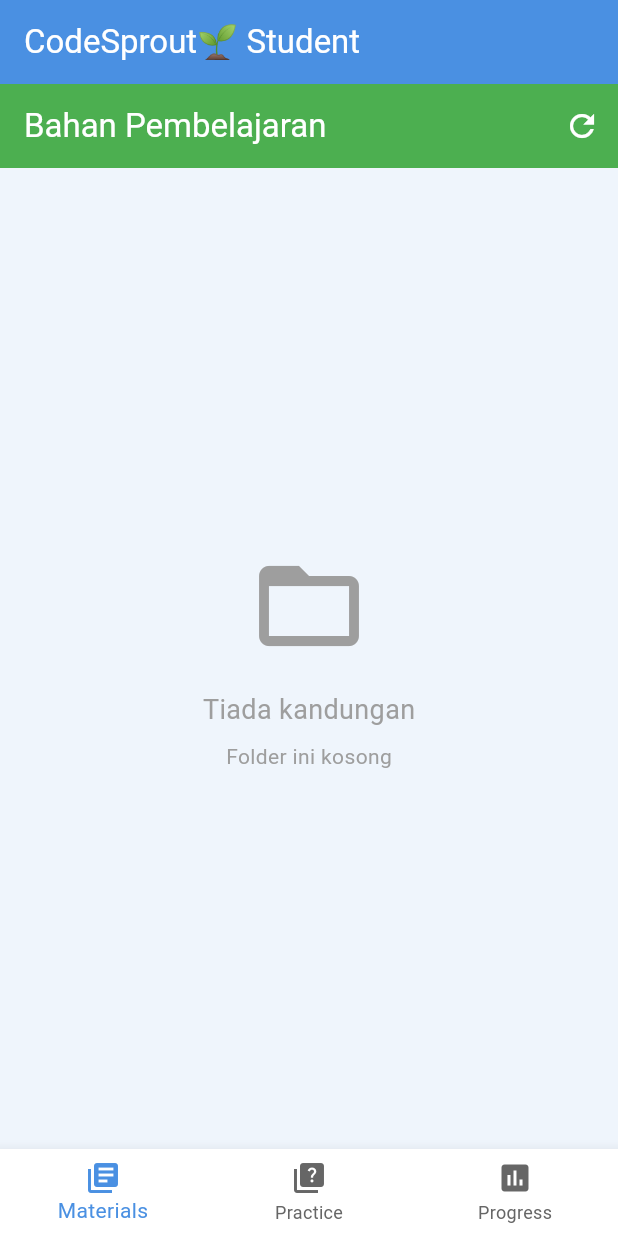
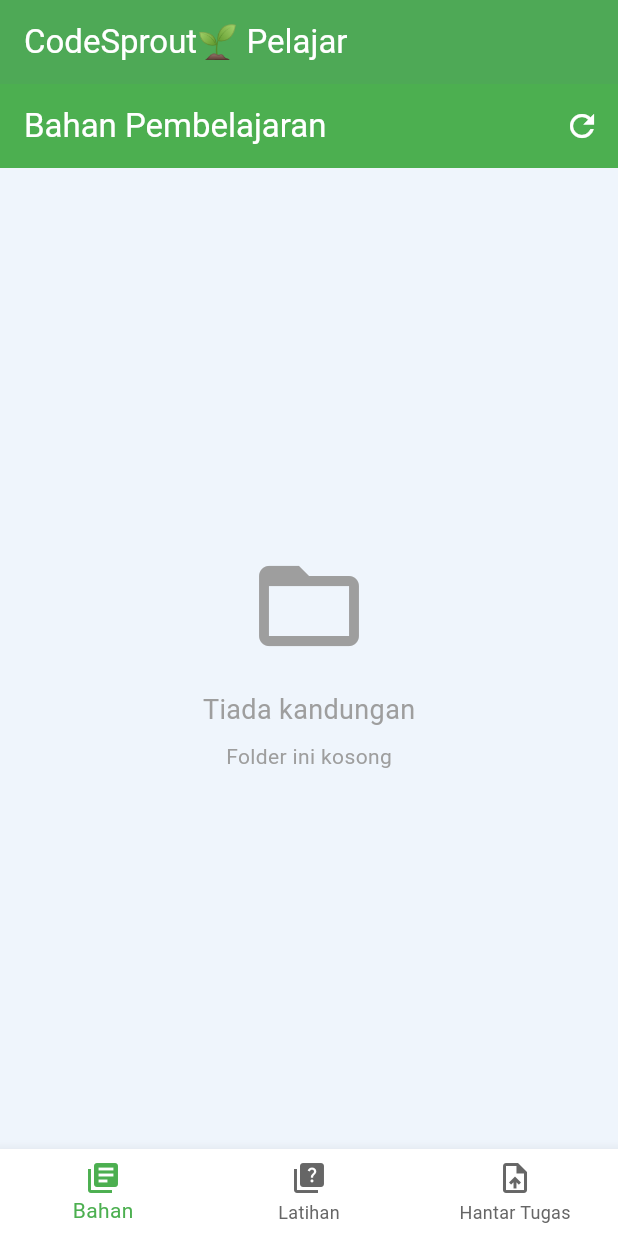
Before and after one commit to NATIJAH/CodeSprout, a Flutter app: the screen it shows after launch, on a phone screen of 412 x 824 dp. Run offline on Flutter 3.47's test engine with Material 3 defaults, Android fonts, the phone set to English and light mode, and no system bars; our stand-ins replace file_picker, supabase_flutter; missing offline and left inert: dart:html; accounts and stored records are empty.

Commit message:
Update student page

```diff
--- a/lib/page/student.dart
+++ b/lib/page/student.dart
@@ -2,9 +2,13 @@ import 'package:flutter/material.dart';
 import '../theme/color.dart';
 import 'pdf_student_page.dart';
 import 'mcq_student_page.dart';
-import 'progress_page.dart';
+import 'exercise_submission_page.dart'; // HANYA INI SAHAJA
 
 class StudentPage extends StatefulWidget {
+  final int initialTabIndex;
+
+  const StudentPage({Key? key, this.initialTabIndex = 0}) : super(key: key);
+
   @override
   _StudentPageState createState() => _StudentPageState();
 }
@@ -12,40 +16,54 @@ class StudentPage extends StatefulWidget {
 class _StudentPageState extends State<StudentPage> {
   int _currentIndex = 0;
 
+  @override
+  void initState() {
+    super.initState();
+    _currentIndex = widget.initialTabIndex;
+  }
+
+  // ✅ PASTI LIST INI BETUL - TIGA ITEM SAHAJA
   final List<Widget> _pageList = [
-    PdfStudentPage(),  // Shows FOLDERS first (like teacher)
+    PdfStudentPage(),
     McqStudentPage(),
-    ProgressPage(),
+    ExerciseSubmissionPage(), // NO PROGRESSPAGE HERE
   ];
 
   @override
   Widget build(BuildContext context) {
+    print('🔄 DEBUG: Building StudentPage, tab: $_currentIndex');
+    print('📱 DEBUG: Page at index 2 is: ${_pageList[2].runtimeType}');
+
     return Scaffold(
       backgroundColor: AppColor.background,
       appBar: AppBar(
-        title: Text('CodeSprout🌱 Student'),
-        backgroundColor: AppColor.primaryBlue,
+        title: Text('CodeSprout🌱 Pelajar'),
+        backgroundColor: AppColor.success,
         foregroundColor: Colors.white,
+        elevation: 2,
       ),
       body: _pageList[_currentIndex],
       bottomNavigationBar: BottomNavigationBar(
         currentIndex: _currentIndex,
-        onTap: (index) => setState(() => _currentIndex = index),
-        selectedItemColor: AppColor.primaryBlue,
+        onTap: (index) {
+          print('🎯 Tab tapped: $index');
+          setState(() => _currentIndex = index);
+        },
+        selectedItemColor: AppColor.success,
         unselectedItemColor: AppColor.textLight,
         backgroundColor: Colors.white,
-        items: [
+        items: const [
           BottomNavigationBarItem(
             icon: Icon(Icons.library_books),
-            label: 'Materials',
+            label: 'Bahan',
           ),
           BottomNavigationBarItem(
             icon: Icon(Icons.quiz),
-            label: 'Practice',
+            label: 'Latihan',
           ),
           BottomNavigationBarItem(
-            icon: Icon(Icons.assessment),
-            label: 'Progress',
+            icon: Icon(Icons.upload_file), // UPLOAD ICON
+            label: 'Hantar Tugas', // UPLOAD LABEL
           ),
         ],
       ),
```
